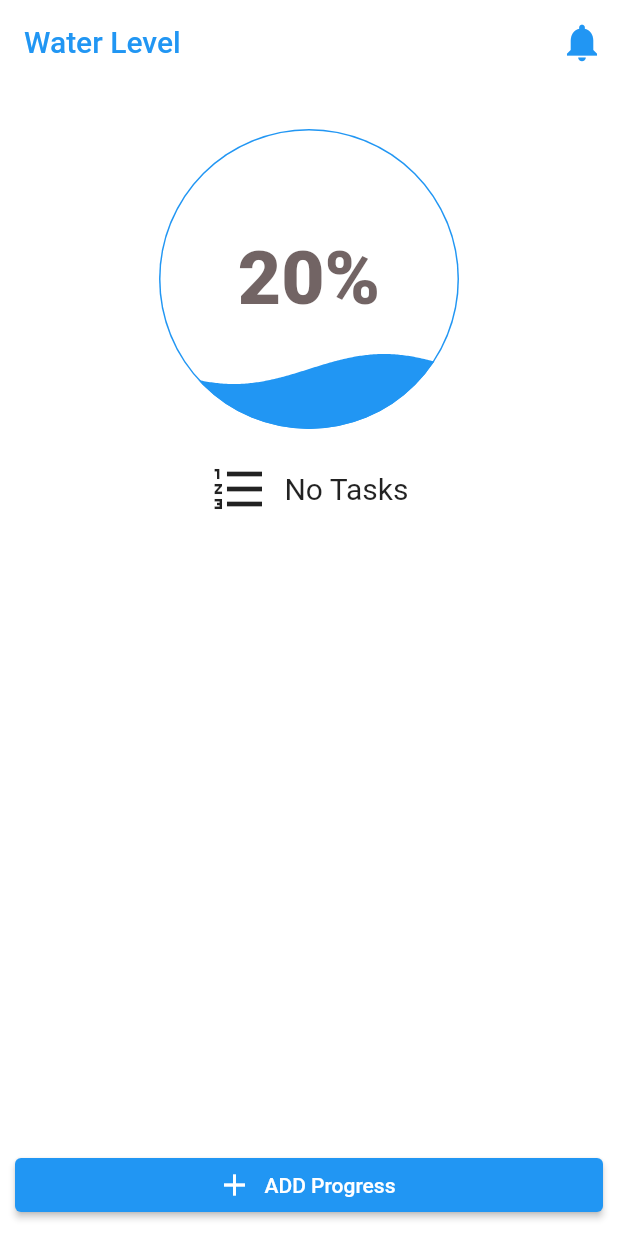
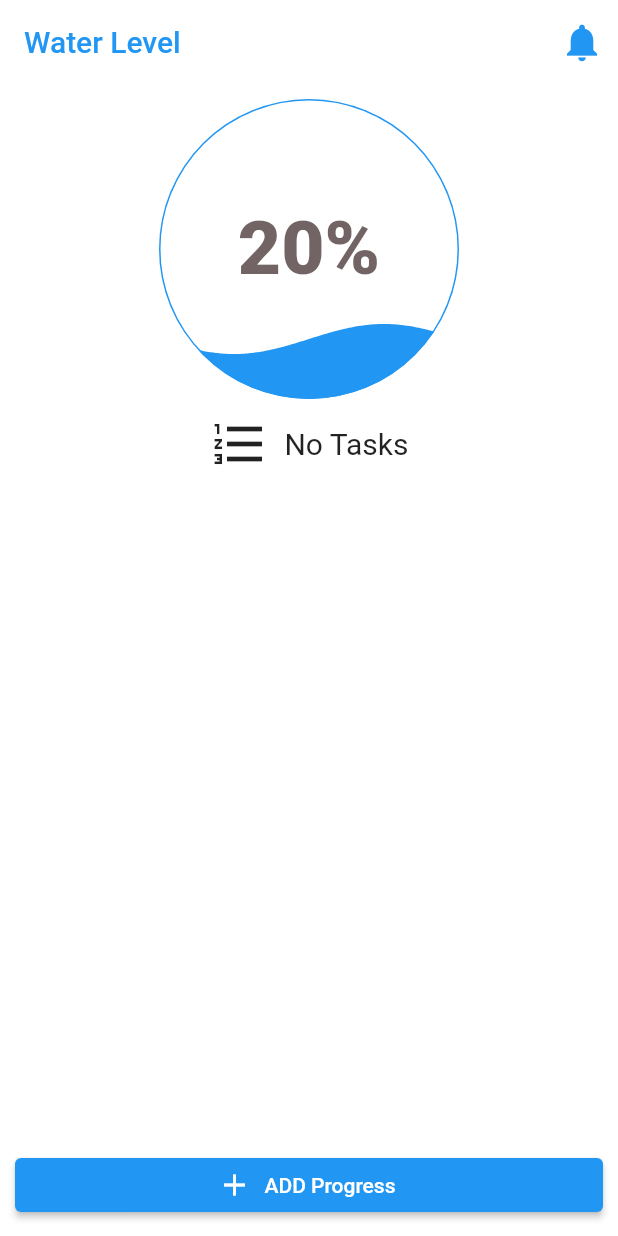
Before and after one commit to Abdelmenam-Tarek-Abdelmenam/Pump-Control, a Flutter app: the screen it shows after launch, on a phone screen of 412 x 824 dp. Run offline on Flutter 3.47's test engine with Material 2 defaults, Android fonts, the light colour scheme and no system bars; drawn by our look-alikes of pull_to_refresh; our stand-ins replace firebase_core, firebase_database, firebase_messaging, flutter_bloc, fluttertoast, liquid_progress_indicator and 4 more; missing offline and left inert: flutter_vibrate; accounts and stored records are empty.

Commit message:
First Theme Edit v2

```diff
--- a/lib/screens/home_screen.dart
+++ b/lib/screens/home_screen.dart
@@ -106,11 +106,13 @@ class _HomeScreenState extends State<HomeScreen> {
                     cubit.setState();
                     _refreshController.refreshCompleted();
                   },
-                  child: SingleChildScrollView(
-                    child: Column(
-                      children: [
-                        const SizedBox(height: 30,),
-                        SizedBox(
+                  child: Wrap(
+                    alignment: WrapAlignment.center,
+                    crossAxisAlignment: WrapCrossAlignment.start,
+                    children: [
+                      Padding(
+                        padding: const EdgeInsets.symmetric(vertical: 10.0),
+                        child: SizedBox(
                           width: 200,height: 200,
                           child: LiquidCircularProgressIndicator(
                             value: percentage/100,
@@ -126,13 +128,11 @@ class _HomeScreenState extends State<HomeScreen> {
                                   fontWeight: FontWeight.w900),),
                           ),
                         ),
-                        const SizedBox(
-                          height: 20,
-                        ),
-
-                        dayTasks(cubit, _selectedDay ?? DateTime.now())
-                      ],
-                    ),
+                      ),
+                      SizedBox(
+                          width: 400,
+                          child: dayTasks(cubit, _selectedDay ?? DateTime.now()))
+                    ],
                   ),
                 ),
         );
```
